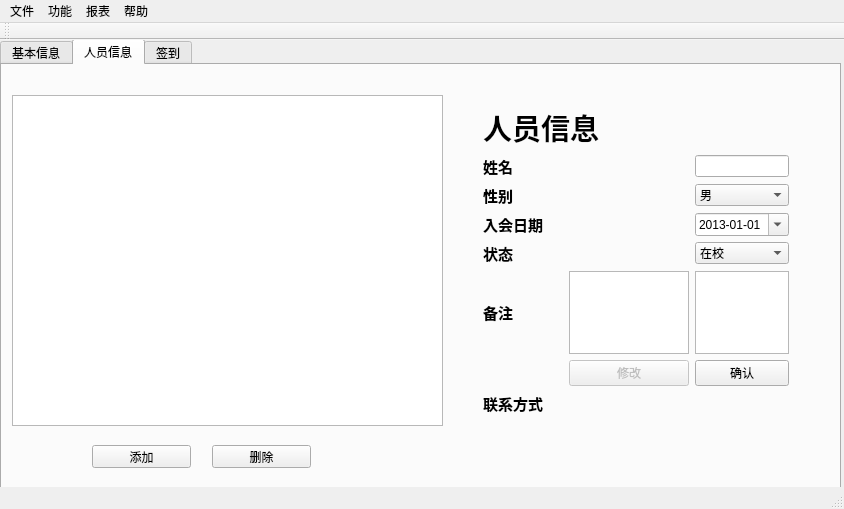
Above: mainwindow.ui from revive/YangManage before the change. Below: the same form after it.
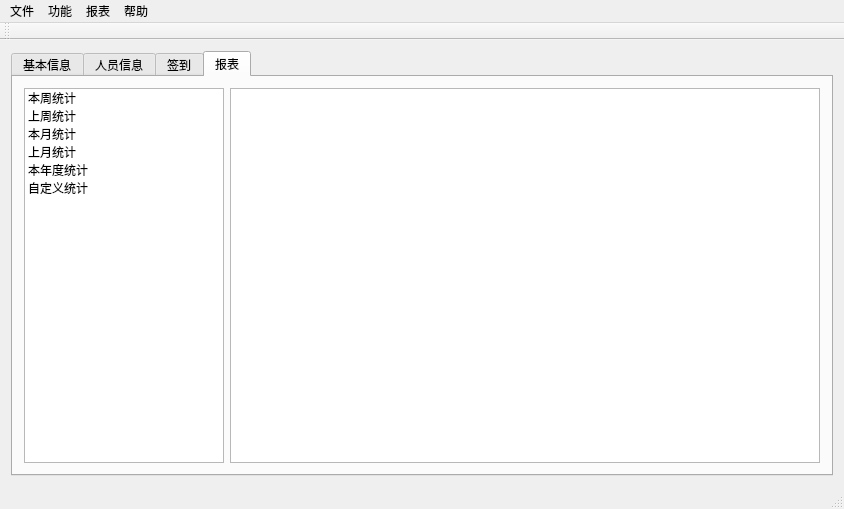
That is the form after the change. The open tabs and pages were chosen to show the change.

Commit message: add functions of report.

The edit to the form file:
```diff
--- a/mainwindow.ui
+++ b/mainwindow.ui
@@ -20,14 +20,20 @@
    <string>人员及签到管理系统</string>
   </property>
   <widget class="QWidget" name="centralWidget">
+   <property name="sizePolicy">
+    <sizepolicy hsizetype="Preferred" vsizetype="Preferred">
+     <horstretch>0</horstretch>
+     <verstretch>0</verstretch>
+    </sizepolicy>
+   </property>
+   <layout class="QVBoxLayout" name="verticalLayout_5">
+    <item>
    <widget class="QTabWidget" name="tabWidget">
-    <property name="geometry">
-     <rect>
-      <x>0</x>
-      <y>-1</y>
-      <width>841</width>
-      <height>461</height>
-     </rect>
+      <property name="sizePolicy">
+       <sizepolicy hsizetype="Preferred" vsizetype="Preferred">
+        <horstretch>0</horstretch>
+        <verstretch>0</verstretch>
+       </sizepolicy>
     </property>
     <property name="currentIndex">
      <number>2</number>
@@ -62,6 +68,12 @@
      </widget>
     </widget>
     <widget class="QWidget" name="personTab">
+       <property name="sizePolicy">
+        <sizepolicy hsizetype="Expanding" vsizetype="Expanding">
+         <horstretch>0</horstretch>
+         <verstretch>0</verstretch>
+        </sizepolicy>
+       </property>
      <attribute name="title">
       <string>人员信息</string>
      </attribute>
@@ -613,10 +625,79 @@
        </item>
       </layout>
      </widget>
-     <zorder>horizontalLayoutWidget</zorder>
-     <zorder>horizontalSpacer_4</zorder>
-    </widget>
-   </widget>
+      </widget>
+      <widget class="QWidget" name="reportTab">
+       <property name="sizePolicy">
+        <sizepolicy hsizetype="Expanding" vsizetype="Expanding">
+         <horstretch>0</horstretch>
+         <verstretch>0</verstretch>
+        </sizepolicy>
+       </property>
+       <attribute name="title">
+        <string>报表</string>
+       </attribute>
+       <layout class="QHBoxLayout" name="horizontalLayout_3">
+        <item>
+         <widget class="QListWidget" name="reportWidget">
+          <property name="sizePolicy">
+           <sizepolicy hsizetype="Preferred" vsizetype="Preferred">
+            <horstretch>0</horstretch>
+            <verstretch>0</verstretch>
+           </sizepolicy>
+          </property>
+          <property name="maximumSize">
+           <size>
+            <width>200</width>
+            <height>16777215</height>
+           </size>
+          </property>
+          <item>
+           <property name="text">
+            <string>本周统计</string>
+           </property>
+          </item>
+          <item>
+           <property name="text">
+            <string>上周统计</string>
+           </property>
+          </item>
+          <item>
+           <property name="text">
+            <string>本月统计</string>
+           </property>
+          </item>
+          <item>
+           <property name="text">
+            <string>上月统计</string>
+           </property>
+          </item>
+          <item>
+           <property name="text">
+            <string>本年度统计</string>
+           </property>
+          </item>
+          <item>
+           <property name="text">
+            <string>自定义统计</string>
+           </property>
+          </item>
+         </widget>
+        </item>
+        <item>
+         <widget class="QTextBrowser" name="reportBrowser">
+          <property name="sizePolicy">
+           <sizepolicy hsizetype="Preferred" vsizetype="Preferred">
+            <horstretch>0</horstretch>
+            <verstretch>0</verstretch>
+           </sizepolicy>
+          </property>
+         </widget>
+        </item>
+       </layout>
+      </widget>
+     </widget>
+    </item>
+   </layout>
   </widget>
   <widget class="QMenuBar" name="menuBar">
    <property name="geometry">
```
Left out of the diff: 20 changed lines with no effect on the pictures. Lines whose indentation alone changed are shown as unchanged. The commit also changes 7 other files.
